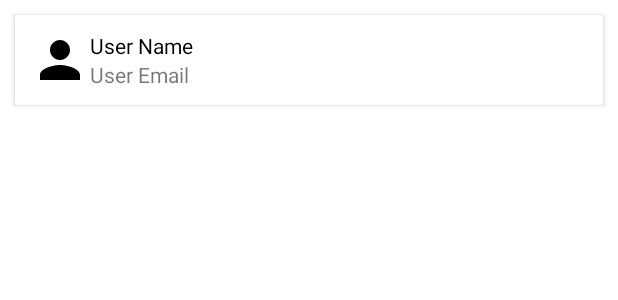
After one commit to BenildoMorais/ChatApp, an Android app: the layout user_row.xml on its own in the app's theme, with its tools: preview values and no code run, on a phone screen of 412 x 824 dp. The commit adds this screen. Shown: the top 300 px of the screen. Run offline under Robolectric (Android 15) with nearby library versions, the phone set to English and light mode, and no system bars.

Commit message:
criação do user Adapter

```diff
--- a/app/src/main/java/mz/ac/isutc/lecc/mt2/chatapp/MainActivity.java
+++ b/app/src/main/java/mz/ac/isutc/lecc/mt2/chatapp/MainActivity.java
@@ -34,6 +34,7 @@ public class MainActivity extends AppCompatActivity {
                     String uid = dataSnapshot.getKey();
                     if (!uid.equals(FirebaseAuth.getInstance().getUid())) {
                         UserModel userModel = dataSnapshot.child(uid).getValue(UserModel.class);
+
                     }
                 }
             }
--- /dev/null
+++ b/app/src/main/java/mz/ac/isutc/lecc/mt2/chatapp/UserAdapter.java
@@ -0,0 +1,4 @@
+package mz.ac.isutc.lecc.mt2.chatapp;
+
+public class UserAdapter {
+}
--- /dev/null
+++ b/app/src/main/res/drawable/person_image.xml
@@ -0,0 +1,5 @@
+<vector android:height="24dp" android:tint="#000000"
+    android:viewportHeight="24" android:viewportWidth="24"
+    android:width="24dp" xmlns:android="http://schemas.android.com/apk/res/android">
+    <path android:fillColor="@android:color/white" android:pathData="M12,12c2.21,0 4,-1.79 4,-4s-1.79,-4 -4,-4 -4,1.79 -4,4 1.79,4 4,4zM12,14c-2.67,0 -8,1.34 -8,4v2h16v-2c0,-2.66 -5.33,-4 -8,-4z"/>
+</vector>
--- /dev/null
+++ b/app/src/main/res/layout/user_row.xml
@@ -0,0 +1,42 @@
+<?xml version="1.0" encoding="utf-8"?>
+<androidx.cardview.widget.CardView xmlns:android="http://schemas.android.com/apk/res/android"
+    xmlns:app="http://schemas.android.com/apk/res-auto"
+    android:layout_width="match_parent"
+    android:layout_height="wrap_content"
+    android:layout_margin="10dp"
+    android:orientation="vertical"
+    app:contentPadding="10dp">
+
+    <LinearLayout
+        android:layout_width="match_parent"
+        android:layout_height="wrap_content"
+        android:orientation="horizontal">
+
+        <ImageView
+            android:layout_width="40dp"
+            android:layout_height="40dp"
+            android:layout_gravity="center"
+            android:src="@drawable/person_image" />
+
+        <LinearLayout
+            android:layout_width="wrap_content"
+            android:layout_height="wrap_content"
+            android:layout_gravity="center"
+            android:orientation="vertical">
+
+            <TextView
+                android:id="@+id/userName"
+                android:layout_width="wrap_content"
+                android:layout_height="wrap_content"
+                android:text="User Name"
+                android:textColor="@color/black" />
+
+            <TextView
+                android:id="@+id/userEmail"
+                android:layout_width="wrap_content"
+                android:layout_height="wrap_content"
+                android:text="User Email" />
+        </LinearLayout>
+    </LinearLayout>
+
+</androidx.cardview.widget.CardView>
```
